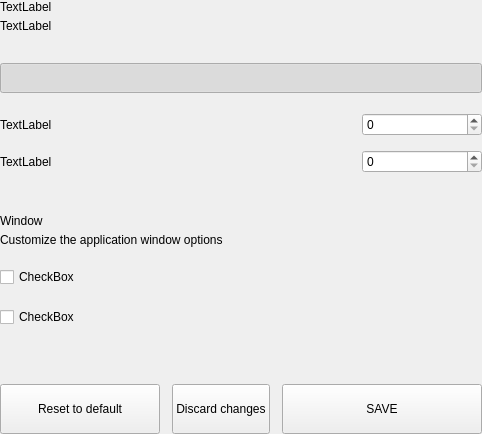
Above: src/qt/pny/settings/forms/settingsmainoptionswidget.ui from decenomy/PNY before the change. Below: the same form after it.
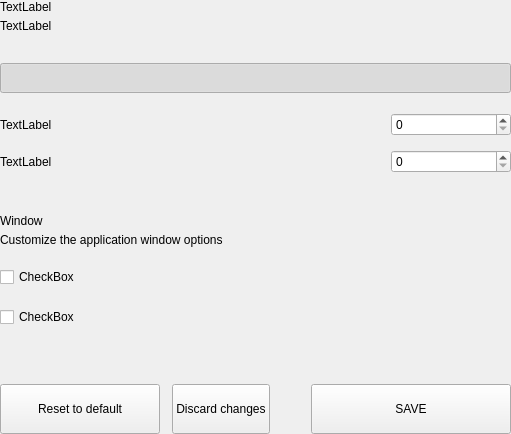
That is the form after the change.

What changed in the file:
```diff
--- a/src/qt/pny/settings/forms/settingsmainoptionswidget.ui
+++ b/src/qt/pny/settings/forms/settingsmainoptionswidget.ui
@@ -6,7 +6,7 @@
    <rect>
     <x>0</x>
     <y>0</y>
-    <width>428</width>
+    <width>511</width>
     <height>434</height>
    </rect>
   </property>
```
Left out of the diff: 9 changed lines with no effect on the pictures.
